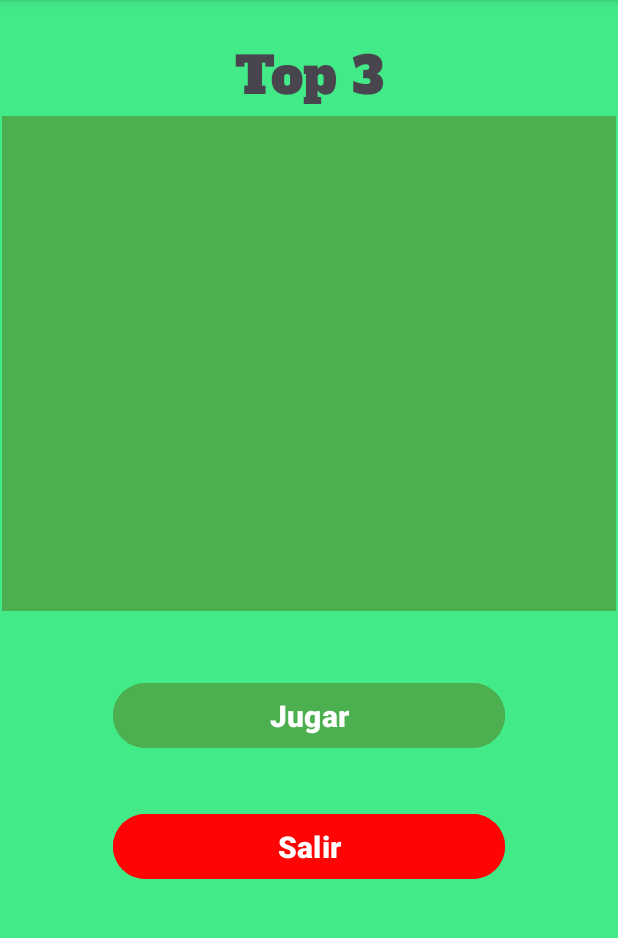
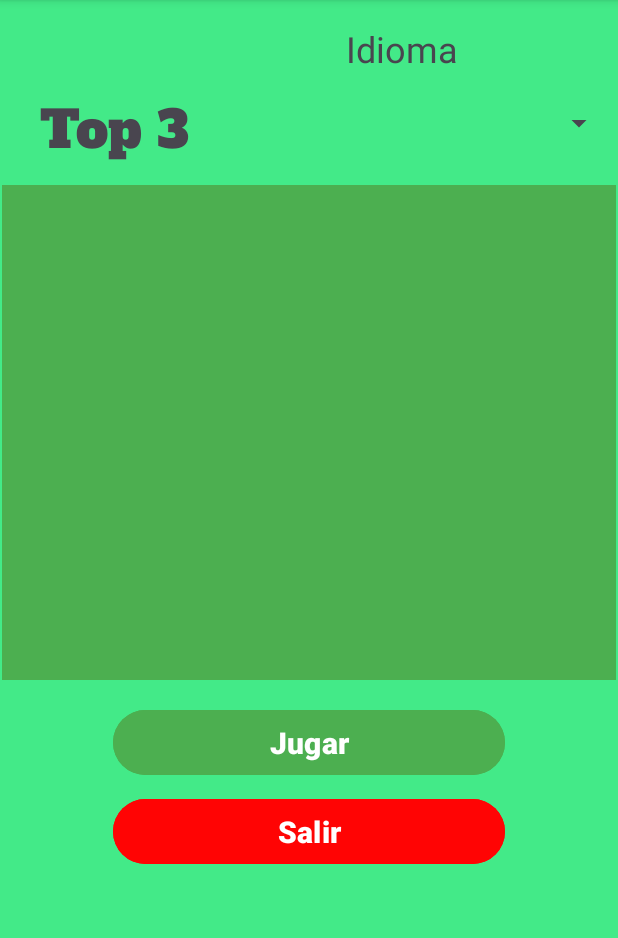
Before and after one commit to jlge30/DiceRollerBeta, an Android app: the MenuInicial screen opened directly, with no data from a screen before it, on a phone screen of 412 x 824 dp, the part 96-1034 px from its top. Run offline under Robolectric (Android 15) with nearby library versions, the light colour scheme and no system bars; our stand-ins replace RxJava; Roboto replaces fonts that are not available here.

Commit message:
Notificaciones y idioma

```diff
--- a/app/src/main/java/com/jose/diceroller/MenuInicial.java
+++ b/app/src/main/java/com/jose/diceroller/MenuInicial.java
@@ -1,14 +1,20 @@
 package com.jose.diceroller;
 
 import android.annotation.SuppressLint;
+import android.app.Activity;
 import android.content.Intent;
 import android.content.pm.ActivityInfo;
+import android.content.res.Configuration;
+import android.content.res.Resources;
 import android.os.Bundle;
 import android.view.Menu;
 import android.view.MenuInflater;
 import android.view.MenuItem;
 import android.view.View;
+import android.widget.AdapterView;
+import android.widget.ArrayAdapter;
 import android.widget.Button;
+import android.widget.Spinner;
 import android.widget.TextView;
 
 import androidx.appcompat.app.AppCompatActivity;
@@ -19,6 +25,7 @@ import com.jose.diceroller.db.ListAdapter;
 import com.jose.diceroller.db.PlayerHistory;
 
 import java.util.List;
+import java.util.Locale;
 
 import io.reactivex.rxjava3.android.schedulers.AndroidSchedulers;
 import io.reactivex.rxjava3.annotations.NonNull;
@@ -33,6 +40,10 @@ public class MenuInicial extends AppCompatActivity {
 
     private DbManager dbManager;//instancia gestíon de la BBDD
     private TextView txtTopThree;
+
+    // Declaraciones para el cambio de idioma
+    private Spinner spinner;
+    public static final String[] languages = {" ", "ES", "EN", "CAT"};
 
     @SuppressLint("MissingInflatedId")
     @Override
@@ -62,7 +73,48 @@ public class MenuInicial extends AppCompatActivity {
             }
         });
 
+        // IDIOMAS
+        spinner = findViewById(R.id.spinner);
+        ArrayAdapter<String> adapter = new ArrayAdapter<String>(this,
+                android.R.layout.simple_spinner_item, languages);
+        adapter.setDropDownViewResource(android.R.layout.simple_spinner_dropdown_item);
+        spinner.setAdapter(adapter);
+        spinner.setSelection(0);
+        spinner.setOnItemSelectedListener(new AdapterView.OnItemSelectedListener() {
+            @Override
+            public void onItemSelected(AdapterView<?> parent, View view, int position, long id) {
+                String selectedLang = parent.getItemAtPosition(position).toString();
+                if (selectedLang.equals("ES")){
+                    setLocal(MenuInicial.this, "es");
+                    finish();
+                    startActivity(getIntent());
+                } else if (selectedLang.equals("EN")) {
+                    setLocal(MenuInicial.this, "en");
+                    finish();
+                    startActivity(getIntent());
+                } else if (selectedLang.equals("CAT")) {
+                    setLocal(MenuInicial.this, "cat");
+                    finish();
+                    startActivity(getIntent());
+                }
+            }
+
+            @Override
+            public void onNothingSelected(AdapterView<?> adapterView) {
+            }
+        });
     }
+
+    // Método para cambiar el idioma
+    public void setLocal(Activity activity, String langCode){
+        Locale locale = new Locale(langCode);
+        locale.setDefault(locale);
+        Resources resources = activity.getResources();
+        Configuration config = resources.getConfiguration();
+        config.setLocale(locale);
+        resources.updateConfiguration(config,resources.getDisplayMetrics());
+    }
+
     //añadimos el menu a la barra de herramientas
     public boolean onCreateOptionsMenu(Menu menu) {
         MenuInflater inflater = getMenuInflater();
--- a/app/src/main/res/layout/activity_menu_inicial.xml
+++ b/app/src/main/res/layout/activity_menu_inicial.xml
@@ -8,30 +8,31 @@
     android:backgroundTint="#43EA88"
     tools:context=".MenuInicial">
 
+
     <TextView
         android:id="@+id/txt_top3"
-        android:layout_width="217dp"
-        android:layout_height="49dp"
-        android:layout_marginTop="20dp"
+        android:layout_width="151dp"
+        android:layout_height="55dp"
+        android:layout_marginTop="56dp"
         android:fontFamily="@font/alfa_slab_one"
         android:text="Top 3"
         android:textAlignment="center"
         android:textSize="34sp"
-        app:layout_constraintEnd_toEndOf="parent"
+        app:layout_constraintEnd_toStartOf="@+id/spinner"
+        app:layout_constraintHorizontal_bias="0.111"
         app:layout_constraintStart_toStartOf="parent"
         app:layout_constraintTop_toTopOf="parent" />
-
 
     <androidx.recyclerview.widget.RecyclerView
         android:id="@+id/listTopThree"
         android:layout_width="match_parent"
         android:layout_height="330dp"
         android:layout_marginStart="1dp"
-        android:layout_marginTop="8dp"
+        android:layout_marginTop="12dp"
         android:layout_marginEnd="1dp"
         android:background="@color/green"
         app:layout_constraintEnd_toEndOf="parent"
-        app:layout_constraintHorizontal_bias="0.25"
+        app:layout_constraintHorizontal_bias="0.0"
         app:layout_constraintStart_toStartOf="parent"
         app:layout_constraintTop_toBottomOf="@+id/txt_top3" />
 
@@ -39,7 +40,7 @@
         android:id="@+id/btn_jugar"
         android:layout_width="261dp"
         android:layout_height="51dp"
-        android:layout_marginTop="44dp"
+        android:layout_marginTop="16dp"
         android:backgroundTint="@color/green"
         android:text="@string/jugar"
         android:textSize="20sp"
@@ -48,11 +49,13 @@
         app:layout_constraintStart_toStartOf="parent"
         app:layout_constraintTop_toBottomOf="@+id/listTopThree" />
 
+    <!-- DESPLEGABLE PARA IDIOMAS (SPINNER) -->
+
     <Button
         android:id="@+id/btn_salir_juego"
         android:layout_width="261dp"
         android:layout_height="51dp"
-        android:layout_marginTop="36dp"
+        android:layout_marginTop="8dp"
         android:backgroundTint="@color/red"
         android:text="@string/salir"
         android:textSize="20sp"
@@ -61,4 +64,26 @@
         app:layout_constraintStart_toStartOf="parent"
         app:layout_constraintTop_toBottomOf="@+id/btn_jugar" />
 
+    <Spinner
+        android:id="@+id/spinner"
+        android:layout_width="250dp"
+        android:layout_height="60dp"
+        android:layout_marginStart="160dp"
+        android:layout_marginTop="52dp"
+        app:layout_constraintStart_toStartOf="parent"
+        app:layout_constraintTop_toTopOf="parent" />
+
+    <TextView
+        android:id="@+id/txt_Idioma"
+        android:layout_width="106dp"
+        android:layout_height="0dp"
+        android:layout_marginTop="16dp"
+        android:text="@string/idioma"
+        android:textSize="24sp"
+        app:layout_constraintEnd_toEndOf="parent"
+        app:layout_constraintHorizontal_bias="0.512"
+        app:layout_constraintStart_toEndOf="@+id/txt_top3"
+        app:layout_constraintTop_toTopOf="parent" />
+
+
 </androidx.constraintlayout.widget.ConstraintLayout>
--- a/app/src/main/res/values/strings.xml
+++ b/app/src/main/res/values/strings.xml
@@ -18,11 +18,12 @@
         los dados y si tu puntuación es mayor que 6
         obtienes una moneda,
         si tienes un 6 doble obtienes 2 monedas
-        y si tienes menos de 6 puntos pierdes una moneda</string>
+        y si tienes menos de 7 puntos pierdes una moneda</string>
+
     <string name="volver">Volver al inicio</string>
     <string name="tresmejores">Tres mejores</string>
     <string name="continuar">Continuar</string>
-    <string name="finaljuego">Game Over</string>
+    <string name="finaljuego">Juego terminado</string>
     <string name="hint_GamerName">Introduce tu nombre</string>
     <string name="ScoreTitle">Puntuación lograda</string>
     <string name="Scores">Puntuaciones</string>
@@ -33,4 +34,5 @@
     <string name="vertodosregistros">Listar jugadas</string>
     <string name="volverInicio">Volver a jugar</string>
     <string name="ajustes">Ajustes</string>
+    <string name="idioma">Idioma</string>
 </resources>
```
Also changed, not shown: app/src/main/java/com/jose/diceroller/PantallaFinal.java (+64 -0 lines), 2 other files.
